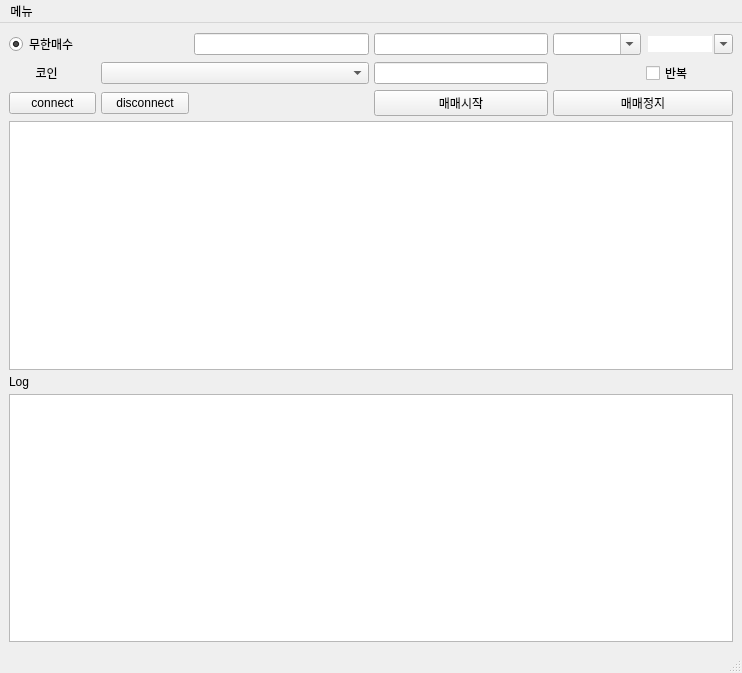
hanwool26/coin_trader_client, file ui/main.ui: the form before one commit.
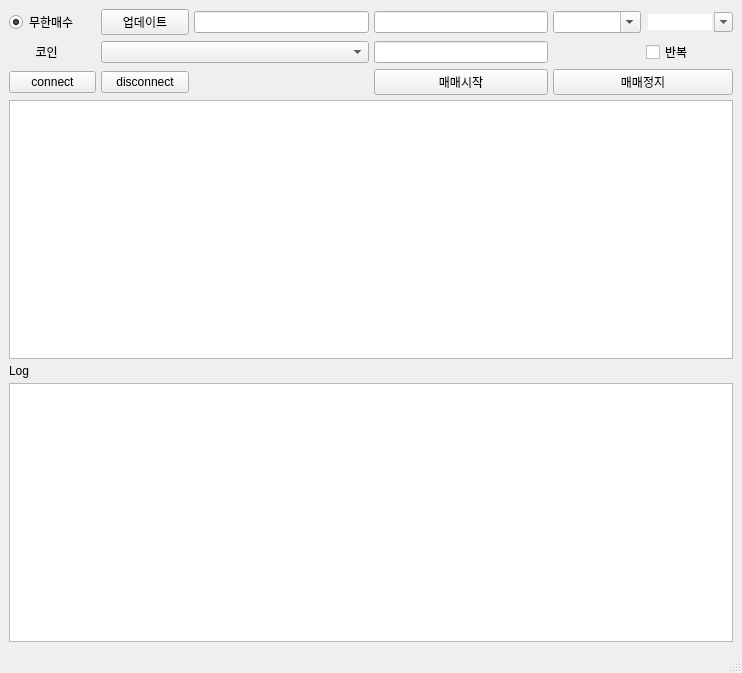
The form after the commit.

Patch:
```diff
--- a/ui/main.ui
+++ b/ui/main.ui
@@ -130,27 +130,17 @@
         </property>
        </widget>
       </item>
+      <item row="0" column="1">
+       <widget class="QPushButton" name="asset_update_btn">
+        <property name="text">
+         <string>업데이트</string>
+        </property>
+       </widget>
+      </item>
      </layout>
     </item>
    </layout>
   </widget>
-  <widget class="QMenuBar" name="menubar">
-   <property name="geometry">
-    <rect>
-     <x>0</x>
-     <y>0</y>
-     <width>742</width>
-     <height>21</height>
-    </rect>
-   </property>
-   <widget class="QMenu" name="menu">
-    <property name="title">
-     <string>메뉴</string>
-    </property>
-    <addaction name="update_asset_menu"/>
-   </widget>
-   <addaction name="menu"/>
-  </widget>
   <widget class="QStatusBar" name="statusbar"/>
   <action name="update_asset_menu">
    <property name="text">
```
